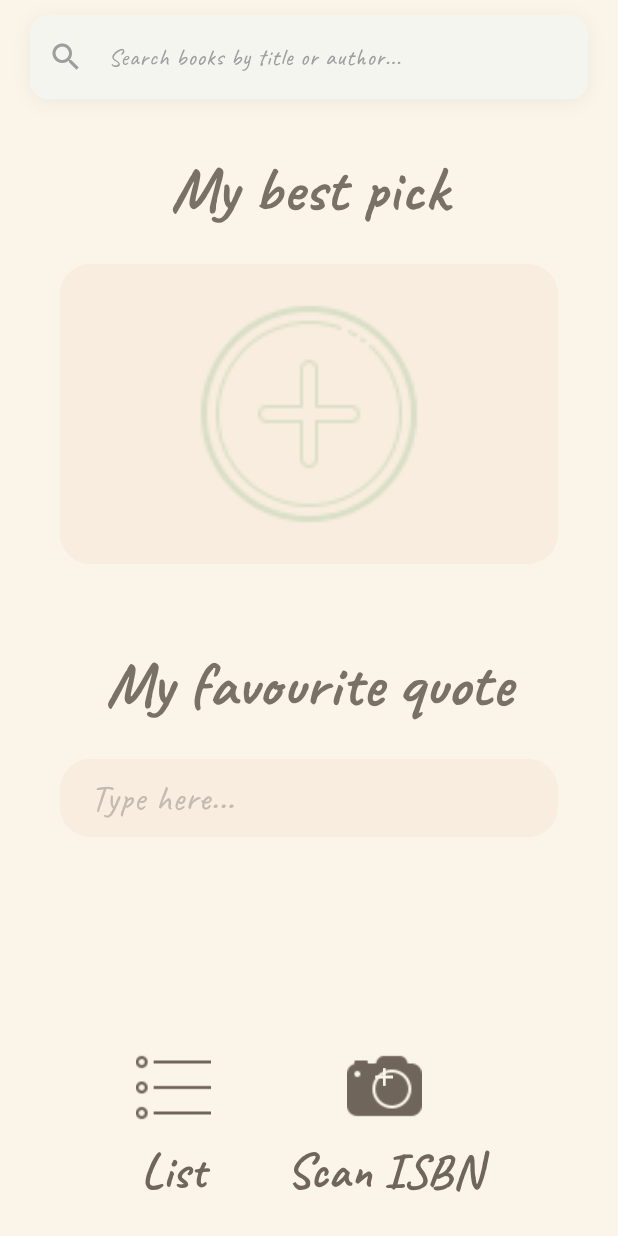
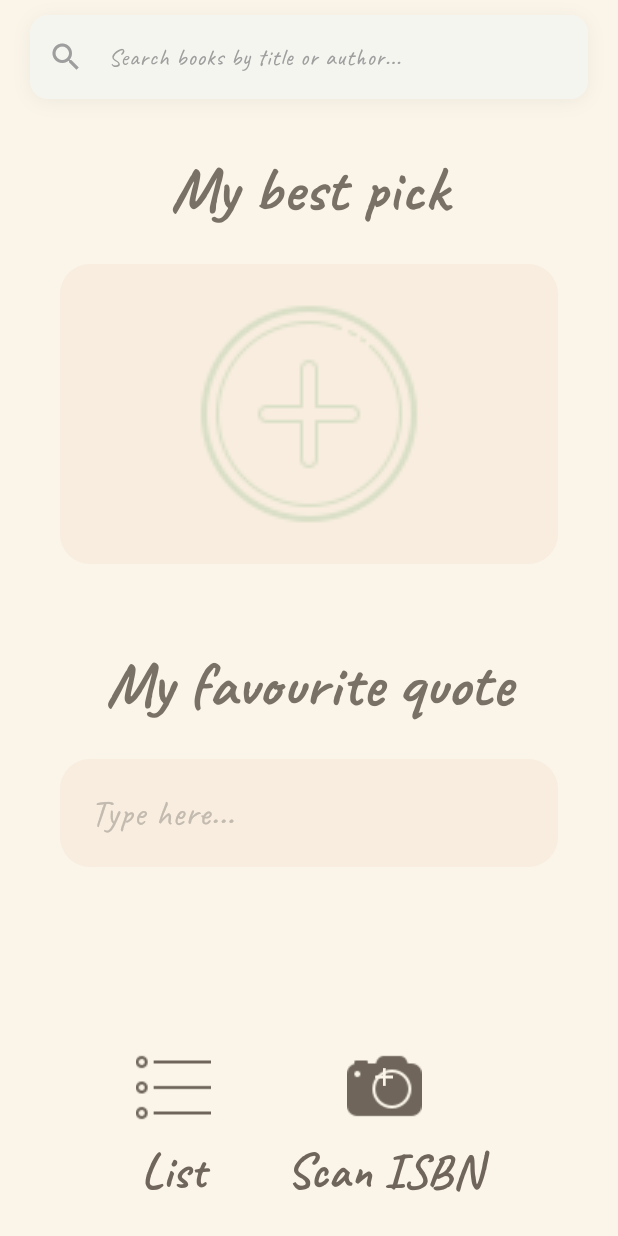
Before and after one commit to materialAres/track_tales, a Flutter app: the screen it shows after launch, on a phone screen of 412 x 824 dp. Run offline on Flutter 3.47's test engine with Material 3 defaults, Android fonts, the phone set to English and light mode, and no system bars; our stand-ins replace dio, google_fonts, shared_preferences.

Commit message:
feat: quote text field to take 4 rows feat (wip): save quotes with debounce while user types refactor: separate model from view

```diff
--- a/lib/main.dart
+++ b/lib/main.dart
@@ -1,3 +1,5 @@
+import 'dart:async';
+
 import 'package:flutter/material.dart';
 import 'package:flutter_application_1/pages/list_page.dart';
 import 'package:flutter_application_1/services/book_storage_service.dart';
@@ -48,6 +50,10 @@ class HomePage extends StatefulWidget {
 class _HomePageState extends State<HomePage> {
   late BookStorageService _storageService;
 
+  late final TextEditingController _quoteController;
+
+  Timer? _debounce;
+
   static const Color widgetBackgroundColor = Color(0xFFF8EDDF);
   static const Color textColor = Color(0xFF7A7166);
   static const Color iconColor = Color(0xFFC3BBAF);
@@ -62,6 +68,8 @@ class _HomePageState extends State<HomePage> {
     super.initState();
     // GET the shared service instance from Provider here
     _storageService = Provider.of<BookStorageService>(context, listen: false);
+    _quoteController = TextEditingController();
+    _quoteController.addListener(_onQuoteChanged);
   }
 
   void _handleSearchResults(List<dynamic> results) {
@@ -89,6 +97,25 @@ class _HomePageState extends State<HomePage> {
         storageService: _storageService,
       ),
     );
+  }
+
+  void _onQuoteChanged() {
+    // If a timer is already active, cancel it
+    if (_debounce?.isActive ?? false) _debounce!.cancel();
+
+    _debounce = Timer(const Duration(milliseconds: 500), () {
+      // Perform the actual save operation here
+      debugPrint('Saving quote: ${_quoteController.text}'); // For debugging
+      _storageService.saveQuote(_quoteController.text);
+    });
+  }
+
+  @override
+  void dispose() {
+    _quoteController.removeListener(_onQuoteChanged);
+    _quoteController.dispose();
+    _debounce?.cancel();
+    super.dispose();
   }
 
   Widget _buildSearchResults() {
@@ -179,23 +206,30 @@ class _HomePageState extends State<HomePage> {
 
         // Text field for the quote
         Container(
-          padding: const EdgeInsets.symmetric(horizontal: 20),
+          padding: const EdgeInsets.fromLTRB(20, 10, 20, 10),
           decoration: BoxDecoration(
             color: widgetBackgroundColor,
             borderRadius: BorderRadius.circular(20),
           ),
-          child: const TextField(
-            style: TextStyle(
+          child: TextField(
+            controller: _quoteController,
+            keyboardType: TextInputType.multiline, // Allow multiple lines of text
+            minLines: 1, // Start with the height of 1 line
+            maxLines: 4, // Expand up to a maximum of 3 lines, then scroll
+            maxLength: 110, // Character limit
+
+            style: const TextStyle(
               color: textColor,
               fontSize: 24,
             ),
-            decoration: InputDecoration(
+            decoration: const InputDecoration(
               hintText: 'Type here...',
               hintStyle: TextStyle(
                 color: iconColor,
                 fontSize: 24,
               ),
-              border: InputBorder.none,
+              border: InputBorder.none, // Removes the underline
+              counterText: "", // Hides the default "0/200" counter
             ),
           ),
         ),
--- /dev/null
+++ b/lib/models/saved_book.dart
@@ -0,0 +1,56 @@
+class SavedBook {
+  final String id;
+  final String title;
+  final List<String> authors;
+  final String? thumbnail;
+  final String? description;
+  final DateTime savedAt;
+
+  SavedBook({
+    required this.id,
+    required this.title,
+    required this.authors,
+    this.thumbnail,
+    this.description,
+    required this.savedAt,
+  });
+
+  // Convert to JSON for storage
+  Map<String, dynamic> toJson() {
+    return {
+      'id': id,
+      'title': title,
+      'authors': authors,
+      'thumbnail': thumbnail,
+      'description': description,
+      'savedAt': savedAt.toIso8601String(),
+    };
+  }
+
+  // Create from JSON
+  factory SavedBook.fromJson(Map<String, dynamic> json) {
+    return SavedBook(
+      id: json['id'],
+      title: json['title'],
+      authors: List<String>.from(json['authors']),
+      thumbnail: json['thumbnail'],
+      description: json['description'],
+      savedAt: DateTime.parse(json['savedAt']),
+    );
+  }
+
+  // Create from Google Books API response
+  factory SavedBook.fromGoogleBooksApi(dynamic bookData) {
+    final volumeInfo = bookData['volumeInfo'] ?? {};
+    final imageLinks = volumeInfo['imageLinks'];
+
+    return SavedBook(
+      id: bookData['id'] ?? '',
+      title: volumeInfo['title'] ?? 'No title',
+      authors: List<String>.from(volumeInfo['authors'] ?? []),
+      thumbnail: imageLinks?['thumbnail'] ?? imageLinks?['smallThumbnail'],
+      description: volumeInfo['description'],
+      savedAt: DateTime.now(),
+    );
+  }
+}
--- a/lib/pages/list_page.dart
+++ b/lib/pages/list_page.dart
@@ -1,6 +1,8 @@
 import 'package:flutter/material.dart';
 import 'package:flutter_application_1/services/book_storage_service.dart';
 import 'package:provider/provider.dart';
+
+import '../models/saved_book.dart';
 
 class ListPage extends StatefulWidget {
   const ListPage({super.key});
--- a/lib/widgets/book_result_item.dart
+++ b/lib/widgets/book_result_item.dart
@@ -49,18 +49,13 @@ class _BookResultItemState extends State<BookResultItem> {
           });
         }
       } catch (e) {
-        // Optionally, handle the error, e.g., show a snackbar.
         debugPrint('Error checking if book is saved: $e');
         if (mounted) {
           setState(() {
-            // Decide what the state should be on error.
-            // For example, you might want to set _isBookSaved to false.
             _isBookSaved = false;
           });
         }
       } finally {
-        // This block will always execute after the try/catch,
-        // even if the widget is unmounted in the middle of the await.
         if (mounted) {
           setState(() {
             _isChecking = false;
--- a/lib/widgets/book_search_bar.dart
+++ b/lib/widgets/book_search_bar.dart
@@ -1,7 +1,5 @@
 import 'package:flutter/material.dart';
 import 'package:dio/dio.dart';
-
-import '../services/book_storage_service.dart';
 
 class BookSearchBar extends StatefulWidget {
   final Function(List<dynamic>) onSearchResults;
--- a/lib/widgets/save_book_modal.dart
+++ b/lib/widgets/save_book_modal.dart
@@ -1,5 +1,6 @@
 // lib/widgets/save_book_modal.dart
 import 'package:flutter/material.dart';
+import '../models/saved_book.dart';
 import '../services/book_storage_service.dart';
 
 class SaveBookModal extends StatelessWidget {
```
Also changed, not shown: lib/services/book_storage_service.dart (+37 -58 lines).
